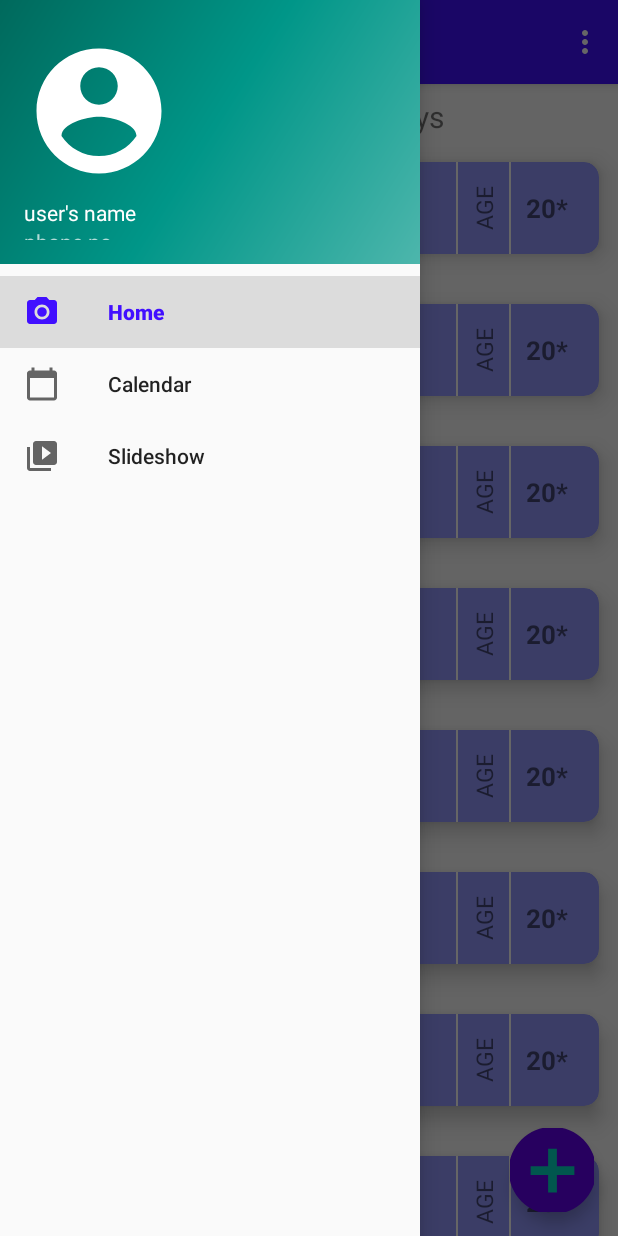
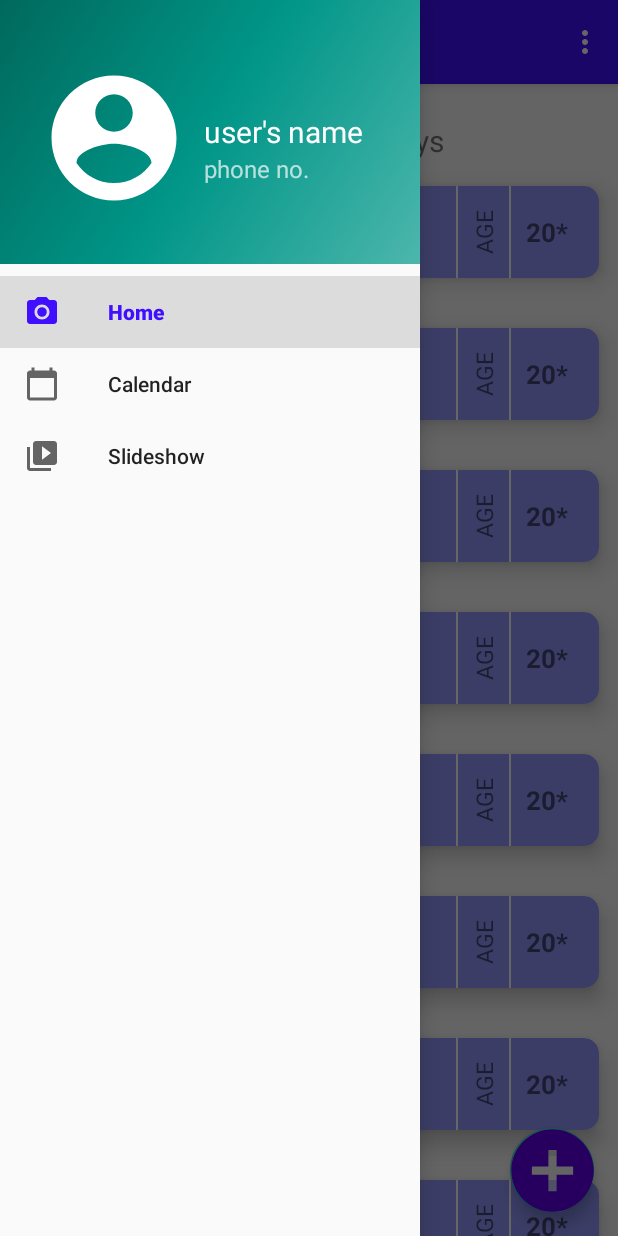
Before and after one commit to Abhinraj-ss/Birthday_Remainder, an Android app: the screen it shows after launch (MainActivity), with the side drawer open, on a phone screen of 412 x 824 dp. Run offline under Robolectric (Android 15) with nearby library versions, the phone set to English and light mode, and no system bars; our stand-ins replace navigation-ui.

Commit message:
updated some alignment

```diff
--- a/app/src/main/java/com/abhinraj/birthdayremainder/ui/calendar/GalleryViewModel.kt
+++ b/app/src/main/java/com/abhinraj/birthdayremainder/ui/calendar/CalendarViewModel.kt
@@ -4,7 +4,7 @@ import androidx.lifecycle.LiveData
 import androidx.lifecycle.MutableLiveData
 import androidx.lifecycle.ViewModel
 
-class GalleryViewModel : ViewModel() {
+class CalendarViewModel : ViewModel() {
 
     private val _text = MutableLiveData<String>().apply {
         value = "This is gallery Fragment"
--- a/app/src/main/res/drawable/wyt_border.xml
+++ b/app/src/main/res/drawable/wyt_border.xml
@@ -1,4 +1,3 @@
-<?xml version="1.0" encoding="utf-8"?>
 
 <shape xmlns:android="http://schemas.android.com/apk/res/android"
     android:shape="rectangle">
--- a/app/src/main/res/layout/activity_add_new.xml
+++ b/app/src/main/res/layout/activity_add_new.xml
@@ -80,7 +80,6 @@
                     android:textSize="20sp"
                     android:textStyle="bold"
                     android:layout_marginEnd="4dp"
-                    android:background="@drawable/wyt_border"
                     android:textColor="@color/white"
                     android:layout_marginTop="6dp"
                     android:padding="6dp"/>
@@ -104,8 +103,11 @@
                 android:textSize="20sp"
                 android:textStyle="bold"
                 android:textColor="@color/white"
+                android:background="@drawable/wyt_border"
+                android:paddingVertical="6dp"
+                android:paddingHorizontal="10dp"
                 android:layout_centerHorizontal="true"
-                android:paddingTop="30dp"/>
+                android:layout_marginTop="30dp"/>
             <EditText
                 android:id="@+id/etNotify"
                 android:layout_width="match_parent"
--- a/app/src/main/res/layout/app_bar_main.xml
+++ b/app/src/main/res/layout/app_bar_main.xml
@@ -28,8 +28,8 @@
         android:layout_height="wrap_content"
         android:layout_gravity="bottom|end"
         android:layout_margin="@dimen/fab_margin"
-        android:backgroundTintMode="add"
         android:src="@drawable/ic_add_new"
-        app:maxImageSize="70dp" />
+        android:backgroundTint="#80FFFFFF"
+        app:maxImageSize="66dp" />
 
 </androidx.coordinatorlayout.widget.CoordinatorLayout>
--- a/app/src/main/res/layout/content_main.xml
+++ b/app/src/main/res/layout/content_main.xml
@@ -12,7 +12,9 @@
         android:name="androidx.navigation.fragment.NavHostFragment"
         android:layout_width="match_parent"
         android:layout_height="match_parent"
+        android:layout_marginTop="16dp"
         app:defaultNavHost="true"
+        app:layout_constraintHorizontal_bias="1.0"
         app:layout_constraintLeft_toLeftOf="parent"
         app:layout_constraintRight_toRightOf="parent"
         app:layout_constraintTop_toTopOf="parent"
--- a/app/src/main/res/layout/nav_header_main.xml
+++ b/app/src/main/res/layout/nav_header_main.xml
@@ -4,8 +4,8 @@
     android:layout_width="match_parent"
     android:layout_height="@dimen/nav_header_height"
     android:background="@drawable/side_nav_bar"
-    android:gravity="bottom"
-    android:orientation="vertical"
+    android:gravity="center_vertical"
+    android:orientation="horizontal"
     android:paddingLeft="@dimen/activity_horizontal_margin"
     android:paddingTop="@dimen/activity_vertical_margin"
     android:paddingRight="@dimen/activity_horizontal_margin"
@@ -17,19 +17,31 @@
         android:layout_width="wrap_content"
         android:layout_height="wrap_content"
         android:contentDescription="@string/nav_header_desc"
+        android:layout_marginStart="10dp"
         android:paddingTop="@dimen/nav_header_vertical_spacing"
         android:src="@drawable/ic_acc_person_default" />
 
+    <RelativeLayout
+        android:layout_width="match_parent"
+        android:layout_height="match_parent"
+        android:layout_marginStart="10dp"
+        android:paddingTop="50dp">
+
         <TextView
+            android:id="@+id/nav_name"
             android:layout_width="match_parent"
             android:layout_height="wrap_content"
             android:paddingTop="@dimen/nav_header_vertical_spacing"
+            android:textSize="20sp"
             android:text="user's name"
             android:textAppearance="@style/TextAppearance.AppCompat.Body1" />
 
         <TextView
             android:id="@+id/textView"
+            android:layout_below="@id/nav_name"
             android:layout_width="wrap_content"
             android:layout_height="wrap_content"
+            android:textSize="16sp"
             android:text="phone no." />
+    </RelativeLayout>
 </LinearLayout>
--- a/app/src/main/res/menu/activity_main_drawer.xml
+++ b/app/src/main/res/menu/activity_main_drawer.xml
@@ -9,7 +9,7 @@
             android:icon="@drawable/ic_menu_camera"
             android:title="@string/menu_home" />
         <item
-            android:id="@+id/nav_gallery"
+            android:id="@+id/nav_calendar"
             android:icon="@drawable/ic_calendar"
             android:title="@string/calendar" />
         <item
--- a/app/src/main/res/navigation/mobile_navigation.xml
+++ b/app/src/main/res/navigation/mobile_navigation.xml
@@ -13,7 +13,7 @@
 
     <fragment
         android:id="@+id/nav_calendar"
-        android:name="com.abhinraj.birthdayremainder.ui.calendar.GalleryFragment"
+        android:name="com.abhinraj.birthdayremainder.ui.calendar.CalendarFragment"
         android:label="Calendar"
         tools:layout="@layout/fragment_calendar" />
 
--- a/build.gradle
+++ b/build.gradle
@@ -6,7 +6,7 @@ buildscript {
         jcenter()
     }
     dependencies {
-        classpath "com.android.tools.build:gradle:4.0.1"
+        classpath 'com.android.tools.build:gradle:4.2.1'
         classpath "org.jetbrains.kotlin:kotlin-gradle-plugin:$kotlin_version"
 
         // NOTE: Do not place your application dependencies here; they belong
```
Also changed, not shown: app/src/main/AndroidManifest.xml (+2 -7 lines), app/src/main/java/com/abhinraj/birthdayremainder/AddNewActivity.kt (+9 -5 lines), app/src/main/java/com/abhinraj/birthdayremainder/ui/calendar/CalendarFragment.kt (renamed from app/src/main/java/com/abhinraj/birthdayremainder/ui/calendar/GalleryFragment.kt, +5 -5 lines), app/src/main/res/menu/bottom_nav_menu.xml (deleted, +0 -19 lines), gradle/wrapper/gradle-wrapper.properties. Lines whose indentation alone changed are shown as unchanged.
